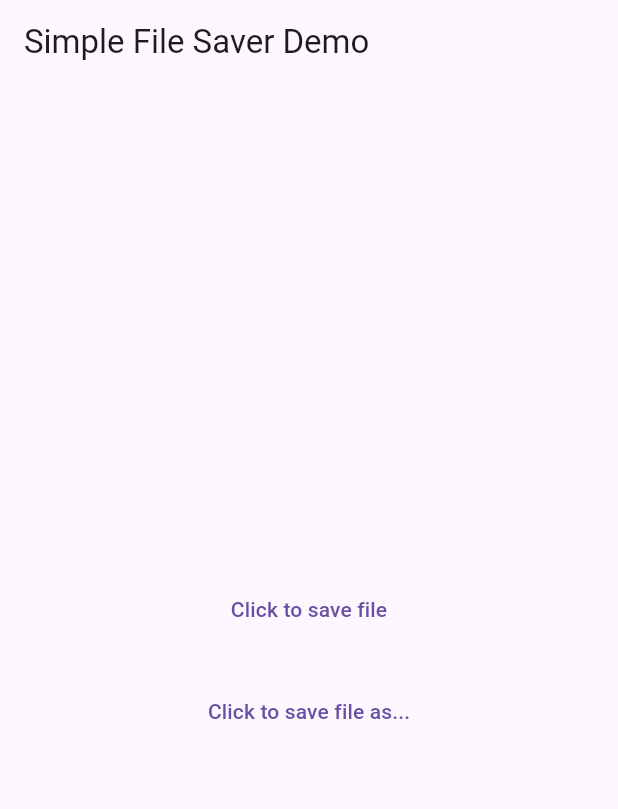
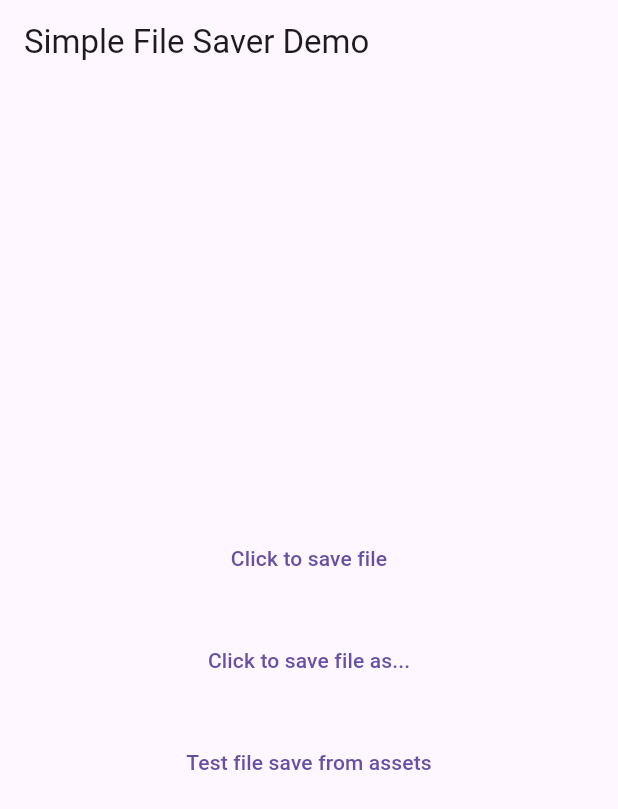
Before and after one commit to LaemonT/simple_file_saver, a Flutter app: the screen it shows after launch, on a phone screen of 412 x 824 dp. Shown: the top 809 px of the screen. Run offline on Flutter 3.47's test engine with Material 3 defaults, Android fonts, the phone set to English and light mode, and no system bars; our stand-ins replace plugin_platform_interface; missing offline and left inert: dart:html, dart:ui_web, fetch_client.

Commit message:
example updates and specify assets path in the pubspec.yaml

```diff
--- a/simple_file_saver/example/lib/main.dart
+++ b/simple_file_saver/example/lib/main.dart
@@ -1,4 +1,6 @@
 import 'package:flutter/material.dart';
+import 'package:flutter/services.dart';
+import 'package:simple_file_saver/simple_file_saver.dart';
 
 import 'conditional_widget.dart';
 
@@ -22,7 +24,34 @@ class _MyAppState extends State<MyApp> {
           ),
           body: Builder(
             builder: (context) => Center(
-              child: buildWidget(context),
+              child: Column(
+                mainAxisSize: MainAxisSize.min,
+                children: [
+                  buildWidget(context),
+                  const SizedBox(height: 20),
+                  TextButton(
+                    child: const Text('Test file save from assets'),
+                    onPressed: () async {
+                      final byteData = await rootBundle.load("assets/sample.pdf");
+                      final result = await SimpleFileSaver.saveFile(
+                        fileInfo: FileSaveInfo.fromBytes(
+                          bytes: byteData.buffer.asUint8List(),
+                          basename: 'pdf_file_sample',
+                          extension: 'pdf',
+                        ),
+                        saveAs: true,
+                      );
+                      if (context.mounted) {
+                        ScaffoldMessenger.of(context).showSnackBar(
+                          SnackBar(
+                            content: Text('File saved to path: $result'),
+                          ),
+                        );
+                      }
+                    },
+                  ),
+                ],
+              ),
             ),
           ),
         ),
--- a/simple_file_saver/example/pubspec.yaml
+++ b/simple_file_saver/example/pubspec.yaml
@@ -30,3 +30,6 @@ dev_dependencies:
 
 flutter:
   uses-material-design: true
+
+  assets:
+    - assets/
```
